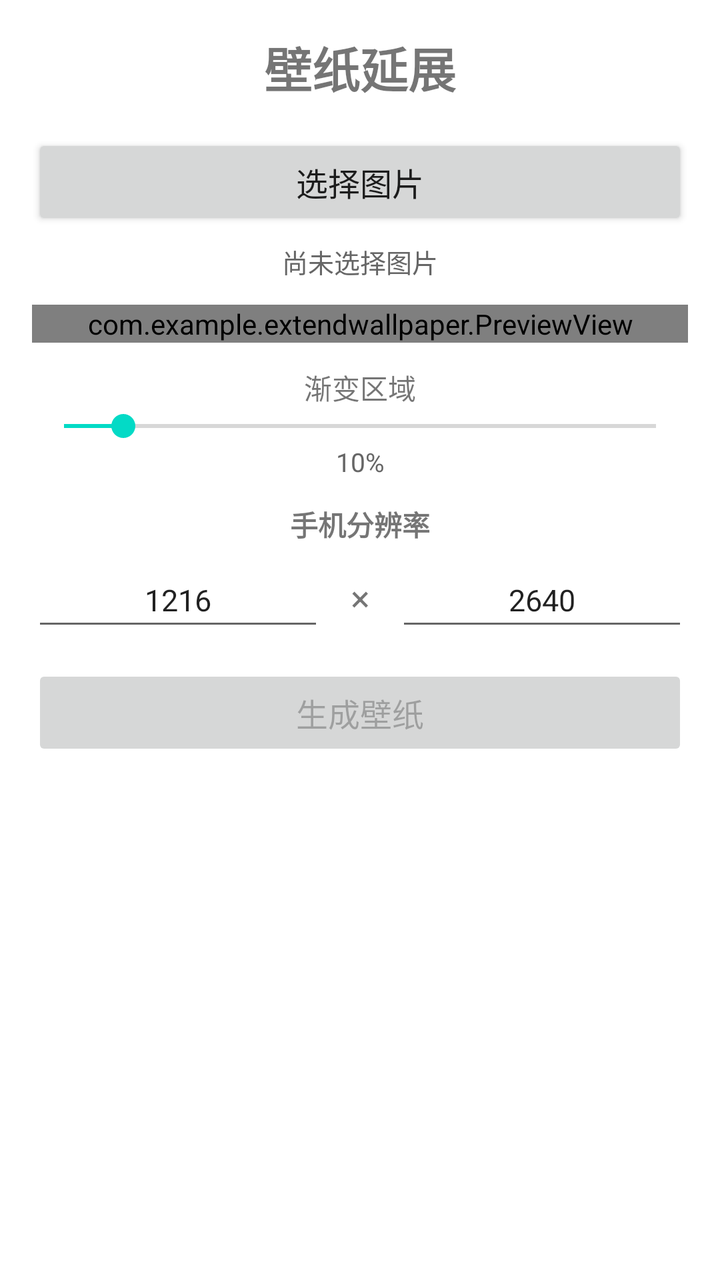
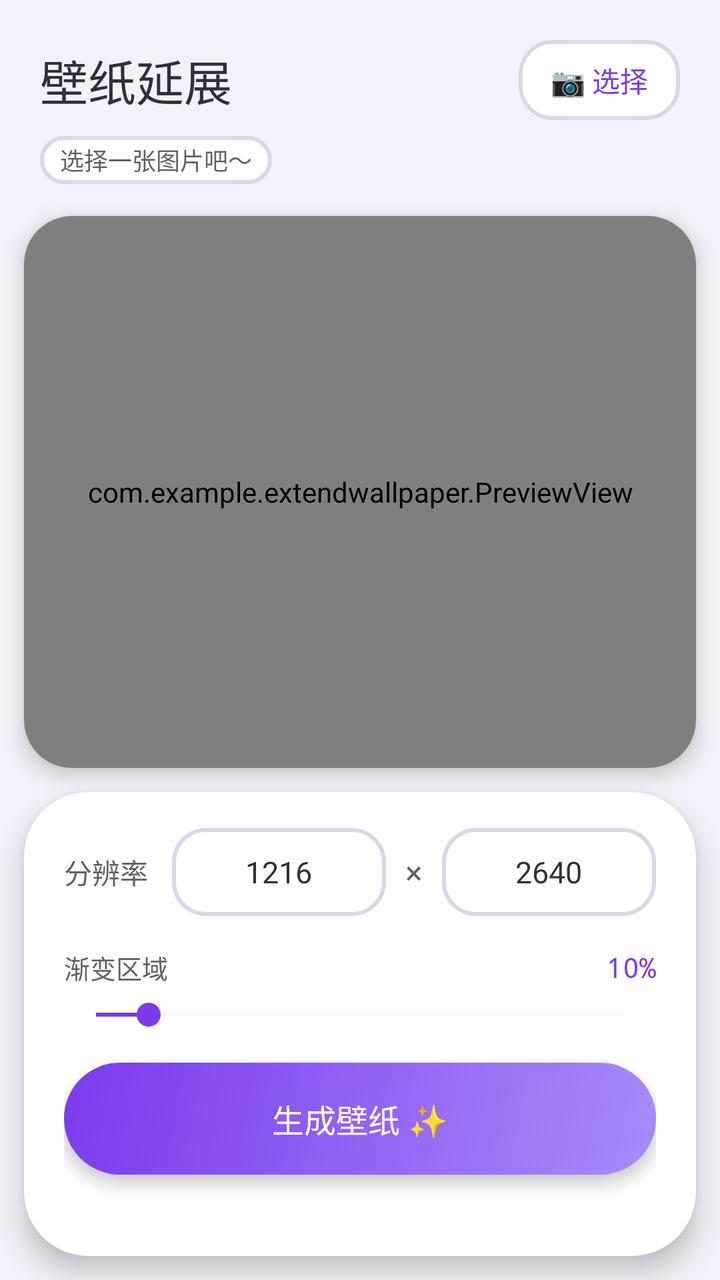

The first picture is an Android layout as it rendered before a commit; the second is the same layout after the commit. The layout source and the unified diff follow.
<!-- AndroidManifest.xml: application theme Theme.ExtendWallpaper -->
<!-- res/layout/activity_main.xml -->
<?xml version="1.0" encoding="utf-8"?>
<ScrollView xmlns:android="http://schemas.android.com/apk/res/android"
    android:layout_width="match_parent" android:layout_height="match_parent"
    android:padding="16dp">

    <LinearLayout android:layout_width="match_parent"
        android:layout_height="wrap_content" android:orientation="vertical"
        android:gravity="center_horizontal">

        <TextView android:layout_width="wrap_content" android:layout_height="wrap_content"
            android:text="壁纸延展" android:textSize="24sp" android:textStyle="bold"
            android:layout_marginBottom="16dp" />

        <Button android:id="@+id/btnPickImage" android:layout_width="match_parent"
            android:layout_height="48dp" android:text="选择图片" android:textSize="16sp" />

        <TextView android:id="@+id/tvImageInfo" android:layout_width="match_parent"
            android:layout_height="wrap_content" android:layout_marginTop="6dp"
            android:text="尚未选择图片" android:textSize="13sp" android:textColor="#666"
            android:gravity="center" />

        
        <com.example.extendwallpaper.PreviewView android:id="@+id/previewView"
            android:layout_width="match_parent"
            android:layout_height="wrap_content"
            android:layout_marginTop="12dp"
            android:background="#111" />

        
        <TextView android:layout_width="wrap_content" android:layout_height="wrap_content"
            android:layout_marginTop="12dp" android:text="渐变区域" android:textSize="14sp" />

        <SeekBar android:id="@+id/sbModifyZone"
            android:layout_width="match_parent"
            android:layout_height="wrap_content"
            android:max="100" android:progress="10" />

        <TextView android:id="@+id/tvModifyZone"
            android:layout_width="match_parent" android:layout_height="wrap_content"
            android:text="10%" android:textSize="13sp" android:textColor="#666"
            android:gravity="center" />

        
        <TextView android:layout_width="wrap_content" android:layout_height="wrap_content"
            android:layout_marginTop="12dp" android:text="手机分辨率" android:textSize="14sp"
            android:textStyle="bold" />

        <LinearLayout android:layout_width="match_parent"
            android:layout_height="wrap_content" android:orientation="horizontal"
            android:layout_marginTop="4dp">
            <EditText android:id="@+id/etPhoneWidth" android:layout_width="0dp"
                android:layout_weight="1" android:layout_height="44dp"
                android:inputType="number" android:hint="宽度" android:text="1216"
                android:gravity="center" android:textSize="15sp" />
            <TextView android:layout_width="36dp" android:layout_height="44dp"
                android:gravity="center" android:text="×" android:textSize="18sp" />
            <EditText android:id="@+id/etPhoneHeight" android:layout_width="0dp"
                android:layout_weight="1" android:layout_height="44dp"
                android:inputType="number" android:hint="高度" android:text="2640"
                android:gravity="center" android:textSize="15sp" />
        </LinearLayout>

        <Button android:id="@+id/btnGenerate" android:layout_width="match_parent"
            android:layout_height="48dp" android:layout_marginTop="12dp"
            android:text="生成壁纸" android:textSize="16sp" android:enabled="false" />

        <ProgressBar android:id="@+id/progressBar" android:layout_width="wrap_content"
            android:layout_height="wrap_content" android:layout_marginTop="8dp"
            android:visibility="gone" />

        <TextView android:id="@+id/tvResult" android:layout_width="match_parent"
            android:layout_height="wrap_content" android:layout_marginTop="8dp"
            android:textSize="13sp" android:textColor="#333" android:gravity="center" />

    </LinearLayout>
</ScrollView>
<!-- resources referenced by this layout -->
<resources>
  <style name="Theme.ExtendWallpaper" parent="Theme.MaterialComponents.Light.NoActionBar" />
</resources>

<!-- the commit's change to res/layout/activity_main.xml (unified diff, before → after) -->
@@ -1,76 +1,219 @@
 <?xml version="1.0" encoding="utf-8"?>
-<ScrollView xmlns:android="http://schemas.android.com/apk/res/android"
-    android:layout_width="match_parent" android:layout_height="match_parent"
-    android:padding="16dp">
-
-    <LinearLayout android:layout_width="match_parent"
-        android:layout_height="wrap_content" android:orientation="vertical"
-        android:gravity="center_horizontal">
-
-        <TextView android:layout_width="wrap_content" android:layout_height="wrap_content"
-            android:text="壁纸延展" android:textSize="24sp" android:textStyle="bold"
-            android:layout_marginBottom="16dp" />
-
-        <Button android:id="@+id/btnPickImage" android:layout_width="match_parent"
-            android:layout_height="48dp" android:text="选择图片" android:textSize="16sp" />
-
-        <TextView android:id="@+id/tvImageInfo" android:layout_width="match_parent"
-            android:layout_height="wrap_content" android:layout_marginTop="6dp"
-            android:text="尚未选择图片" android:textSize="13sp" android:textColor="#666"
-            android:gravity="center" />
-
-        
-        <com.example.extendwallpaper.PreviewView android:id="@+id/previewView"
+<LinearLayout xmlns:android="http://schemas.android.com/apk/res/android"
+    xmlns:app="http://schemas.android.com/apk/res-auto"
+    android:layout_width="match_parent"
+    android:layout_height="match_parent"
+    android:orientation="vertical"
+    android:background="@color/bg"
+    android:fitsSystemWindows="true">
+
+    
+    <LinearLayout
+        android:layout_width="match_parent"
+        android:layout_height="56dp"
+        android:gravity="center_vertical"
+        android:paddingHorizontal="20dp"
+        android:layout_marginTop="12dp">
+
+        <TextView
+            android:layout_width="0dp"
+            android:layout_weight="1"
+            android:layout_height="wrap_content"
+            android:text="壁纸延展"
+            android:textSize="24sp"
+            android:textColor="@color/text_primary"
+            android:fontFamily="sans-serif-medium" />
+
+        <TextView
+            android:id="@+id/btnPickImage"
+            android:layout_width="wrap_content"
+            android:layout_height="40dp"
+            android:gravity="center"
+            android:paddingHorizontal="16dp"
+            android:text="📷 选择"
+            android:textSize="14sp"
+            android:textColor="@color/accent_primary"
+            android:background="@drawable/input_field_bg"
+            android:clickable="true"
+            android:focusable="true" />
+    </LinearLayout>
+
+    
+    <TextView
+        android:id="@+id/tvImageInfo"
+        android:layout_width="wrap_content"
+        android:layout_height="24dp"
+        android:layout_marginStart="20dp"
+        android:layout_marginBottom="4dp"
+        android:gravity="center_vertical"
+        android:text="选择一张图片吧～"
+        android:textSize="12sp"
+        android:textColor="@color/text_muted"
+        android:paddingHorizontal="10dp"
+        android:background="@drawable/input_field_bg" />
+
+    
+    <androidx.cardview.widget.CardView
+        android:layout_width="match_parent"
+        android:layout_height="0dp"
+        android:layout_weight="1"
+        android:layout_margin="12dp"
+        app:cardCornerRadius="24dp"
+        app:cardElevation="6dp"
+        app:cardBackgroundColor="@color/surface"
+        android:clipChildren="true">
+
+        <com.example.extendwallpaper.PreviewView
+            android:id="@+id/previewView"
+            android:layout_width="match_parent"
+            android:layout_height="match_parent"
+            android:padding="2dp" />
+    </androidx.cardview.widget.CardView>
+
+    
+    <androidx.cardview.widget.CardView
+        android:layout_width="match_parent"
+        android:layout_height="wrap_content"
+        android:layout_marginStart="12dp"
+        android:layout_marginEnd="12dp"
+        android:layout_marginBottom="12dp"
+        app:cardCornerRadius="32dp"
+        app:cardElevation="8dp"
+        app:cardBackgroundColor="@color/surface"
+        android:clipChildren="false">
+
+        <LinearLayout
             android:layout_width="match_parent"
             android:layout_height="wrap_content"
-            android:layout_marginTop="12dp"
-            android:background="#111" />
-
-        
-        <TextView android:layout_width="wrap_content" android:layout_height="wrap_content"
-            android:layout_marginTop="12dp" android:text="渐变区域" android:textSize="14sp" />
-
-        <SeekBar android:id="@+id/sbModifyZone"
-            android:layout_width="match_parent"
-            android:layout_height="wrap_content"
-            android:max="100" android:progress="10" />
-
-        <TextView android:id="@+id/tvModifyZone"
-            android:layout_width="match_parent" android:layout_height="wrap_content"
-            android:text="10%" android:textSize="13sp" android:textColor="#666"
-            android:gravity="center" />
-
-        
-        <TextView android:layout_width="wrap_content" android:layout_height="wrap_content"
-            android:layout_marginTop="12dp" android:text="手机分辨率" android:textSize="14sp"
-            android:textStyle="bold" />
-
-        <LinearLayout android:layout_width="match_parent"
-            android:layout_height="wrap_content" android:orientation="horizontal"
-            android:layout_marginTop="4dp">
-            <EditText android:id="@+id/etPhoneWidth" android:layout_width="0dp"
-                android:layout_weight="1" android:layout_height="44dp"
-                android:inputType="number" android:hint="宽度" android:text="1216"
-                android:gravity="center" android:textSize="15sp" />
-            <TextView android:layout_width="36dp" android:layout_height="44dp"
-                android:gravity="center" android:text="×" android:textSize="18sp" />
-            <EditText android:id="@+id/etPhoneHeight" android:layout_width="0dp"
-                android:layout_weight="1" android:layout_height="44dp"
-                android:inputType="number" android:hint="高度" android:text="2640"
-                android:gravity="center" android:textSize="15sp" />
+            android:orientation="vertical"
+            android:paddingHorizontal="20dp"
+            android:paddingTop="16dp"
+            android:paddingBottom="20dp">
+
+            
+            <LinearLayout
+                android:layout_width="match_parent"
+                android:layout_height="48dp"
+                android:orientation="horizontal"
+                android:gravity="center_vertical"
+                android:layout_marginBottom="14dp">
+
+                <TextView
+                    android:layout_width="wrap_content"
+                    android:layout_height="wrap_content"
+                    android:text="分辨率"
+                    android:textSize="14sp"
+                    android:textColor="@color/text_muted"
+                    android:layout_marginEnd="12dp" />
+
+                <EditText
+                    android:id="@+id/etPhoneWidth"
+                    android:layout_width="0dp"
+                    android:layout_weight="1"
+                    android:layout_height="44dp"
+                    android:inputType="number"
+                    android:text="1216"
+                    android:textColor="@color/text_primary"
+                    android:textColorHint="#C4BFD0"
+                    android:textSize="15sp"
+                    android:gravity="center"
+                    android:background="@drawable/input_field_bg" />
+
+                <TextView
+                    android:layout_width="28dp"
+                    android:layout_height="44dp"
+                    android:gravity="center"
+                    android:text="×"
+                    android:textSize="16sp"
+                    android:textColor="@color/text_muted" />
+
+                <EditText
+                    android:id="@+id/etPhoneHeight"
+                    android:layout_width="0dp"
+                    android:layout_weight="1"
+                    android:layout_height="44dp"
+                    android:inputType="number"
+                    android:text="2640"
+                    android:textColor="@color/text_primary"
+                    android:textColorHint="#C4BFD0"
+                    android:textSize="15sp"
+                    android:gravity="center"
+                    android:background="@drawable/input_field_bg" />
+            </LinearLayout>
+
+            
+            <LinearLayout
+                android:layout_width="match_parent"
+                android:layout_height="wrap_content"
+                android:gravity="center_vertical"
+                android:layout_marginBottom="2dp">
+
+                <TextView
+                    android:layout_width="0dp"
+                    android:layout_weight="1"
+                    android:layout_height="wrap_content"
+                    android:text="渐变区域"
+                    android:textSize="13sp"
+                    android:textColor="@color/text_muted" />
+
+                <TextView
+                    android:id="@+id/tvModifyZone"
+                    android:layout_width="wrap_content"
+                    android:layout_height="wrap_content"
+                    android:text="10%"
+                    android:textSize="14sp"
+                    android:textColor="@color/accent_primary"
+                    android:fontFamily="monospace" />
+            </LinearLayout>
+
+            <SeekBar
+                android:id="@+id/sbModifyZone"
+                android:layout_width="match_parent"
+                android:layout_height="24dp"
+                android:max="100"
+                android:progress="10"
+                android:thumbTint="@color/accent_primary"
+                android:progressTint="@color/accent_primary"
+                android:progressBackgroundTint="#E8E4F0"
+                android:layout_marginBottom="12dp" />
+
+            
+            <LinearLayout
+                android:id="@+id/btnGenerate"
+                android:layout_width="match_parent"
+                android:layout_height="56dp"
+                android:gravity="center"
+                android:background="@drawable/btn_primary"
+                android:clickable="true"
+                android:focusable="true"
+                android:elevation="4dp">
+
+                <ProgressBar
+                    android:id="@+id/progressBar"
+                    android:layout_width="20dp"
+                    android:layout_height="20dp"
+                    android:layout_marginEnd="8dp"
+                    android:visibility="gone"
+                    android:indeterminateTint="@color/text_on_primary" />
+
+                <TextView
+                    android:layout_width="wrap_content"
+                    android:layout_height="wrap_content"
+                    android:text="生成壁纸 ✨"
+                    android:textSize="16sp"
+                    android:textColor="@color/text_on_primary"
+                    android:fontFamily="sans-serif-medium" />
+            </LinearLayout>
+
+            <TextView
+                android:id="@+id/tvResult"
+                android:layout_width="match_parent"
+                android:layout_height="wrap_content"
+                android:layout_marginTop="6dp"
+                android:textSize="11sp"
+                android:textColor="@color/text_muted"
+                android:gravity="center" />
         </LinearLayout>
-
-        <Button android:id="@+id/btnGenerate" android:layout_width="match_parent"
-            android:layout_height="48dp" android:layout_marginTop="12dp"
-            android:text="生成壁纸" android:textSize="16sp" android:enabled="false" />
-
-        <ProgressBar android:id="@+id/progressBar" android:layout_width="wrap_content"
-            android:layout_height="wrap_content" android:layout_marginTop="8dp"
-            android:visibility="gone" />
-
-        <TextView android:id="@+id/tvResult" android:layout_width="match_parent"
-            android:layout_height="wrap_content" android:layout_marginTop="8dp"
-            android:textSize="13sp" android:textColor="#333" android:gravity="center" />
-
-    </LinearLayout>
-</ScrollView>
+    </androidx.cardview.widget.CardView>
+
+</LinearLayout>
<!-- resource entries referenced after the edit -->
@@ -1,5 +1,33 @@
 <!-- resources referenced by this layout -->
 <resources>
-  <style name="Theme.ExtendWallpaper" parent="Theme.MaterialComponents.Light.NoActionBar" />
+  <color name="accent_primary">#7C3AED</color>
+  <color name="bg">#F4F1FA</color>
+  <color name="surface">#FFFFFF</color>
+  <color name="text_muted">#635F69</color>
+  <color name="text_on_primary">#FFFFFF</color>
+  <color name="text_primary">#332F3A</color>
+  <!-- drawable btn_primary (drawable) -->
+  <?xml version="1.0" encoding="utf-8"?>
+  <shape xmlns:android="http://schemas.android.com/apk/res/android">
+      <gradient android:startColor="#A78BFA" android:endColor="#7C3AED" android:angle="135" />
+      <corners android:radius="28dp" />
+  </shape>
+  <!-- drawable input_field_bg (drawable) -->
+  <?xml version="1.0" encoding="utf-8"?>
+  <shape xmlns:android="http://schemas.android.com/apk/res/android">
+      <solid android:color="#FFFFFF" />
+      <corners android:radius="16dp" />
+      <stroke android:width="2dp" android:color="#DDD6E8" />
+  </shape>
+  <style name="Theme.ExtendWallpaper" parent="Theme.MaterialComponents.Light.NoActionBar">
+          <item name="colorPrimary">@color/accent_primary</item>
+          <item name="colorPrimaryVariant">@color/accent_light</item>
+          <item name="colorOnPrimary">@color/text_on_primary</item>
+          <item name="colorSecondary">@color/accent_secondary</item>
+          <item name="android:statusBarColor">@color/bg</item>
+          <item name="android:navigationBarColor">@color/surface</item>
+      </style>
+  <color name="accent_light">#A78BFA</color>
+  <color name="accent_secondary">#DB2777</color>
 </resources>
 
